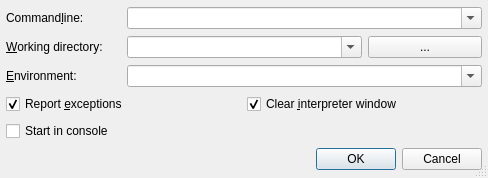
Above: Debugger/StartRunDialog.ui from testmana2/test before the change. Below: the same form after it.
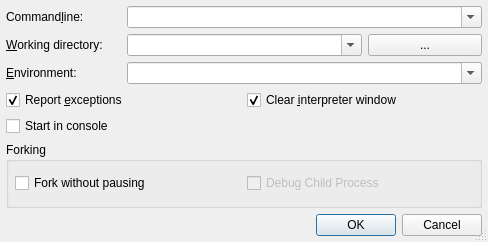
That is the form after the change.

Commit message: Added the auto fork options to the run dialog.

The edit to the form file:
```diff
--- a/Debugger/StartRunDialog.ui
+++ b/Debugger/StartRunDialog.ui
@@ -1,12 +1,12 @@
 <ui version="4.0" >
  <class>StartRunDialog</class>
- <widget class="QDialog" name="StartRunDialog" >
-  <property name="geometry" >
+ <widget class="QDialog" name="StartRunDialog">
+  <property name="geometry">
    <rect>
     <x>0</x>
     <y>0</y>
     <width>488</width>
-    <height>178</height>
+    <height>242</height>
    </rect>
   </property>
   <property name="windowTitle" >
@@ -184,9 +184,9 @@
      </property>
     </widget>
    </item>
-   <item row="4" column="0" colspan="2" >
-    <widget class="QCheckBox" name="consoleCheckBox" >
-     <property name="toolTip" >
+   <item row="4" column="0">
+    <widget class="QCheckBox" name="consoleCheckBox">
+     <property name="toolTip">
       <string>Select to start the debugger in a console window</string>
      </property>
      <property name="whatsThis" >
@@ -198,9 +198,49 @@
      </property>
     </widget>
    </item>
-   <item row="5" column="0" colspan="4" >
-    <widget class="QDialogButtonBox" name="buttonBox" >
-     <property name="orientation" >
+   <item row="5" column="0" colspan="4">
+    <widget class="QGroupBox" name="groupBox">
+     <property name="title">
+      <string>Forking</string>
+     </property>
+     <layout class="QHBoxLayout" name="horizontalLayout">
+      <item>
+       <widget class="QCheckBox" name="forkModeCheckBox">
+        <property name="toolTip">
+         <string>Select to go through the fork without asking</string>
+        </property>
+        <property name="whatsThis">
+         <string>&lt;b&gt;Fork without pausing&lt;/b&gt;
+&lt;p&gt;Select to go through the fork without asking making the forking decision based on the Parent/Child selection.&lt;/p&gt;</string>
+        </property>
+        <property name="text">
+         <string>Fork without pausing</string>
+        </property>
+       </widget>
+      </item>
+      <item>
+       <widget class="QCheckBox" name="forkChildCheckBox">
+        <property name="enabled">
+         <bool>false</bool>
+        </property>
+        <property name="toolTip">
+         <string>Select to debug the child process after forking</string>
+        </property>
+        <property name="whatsThis">
+         <string>&lt;b&gt;Debug Child Process&lt;/b&gt;
+&lt;p&gt;Select to debug the child process after forking. If it is not selected, the parent process will be debugged. This has no effect, if forking without pausing is not selected.&lt;/p&gt;</string>
+        </property>
+        <property name="text">
+         <string>Debug Child Process</string>
+        </property>
+       </widget>
+      </item>
+     </layout>
+    </widget>
+   </item>
+   <item row="6" column="0" colspan="4">
+    <widget class="QDialogButtonBox" name="buttonBox">
+     <property name="orientation">
       <enum>Qt::Horizontal</enum>
      </property>
      <property name="standardButtons" >
@@ -210,7 +250,7 @@
    </item>
   </layout>
  </widget>
- <layoutdefault spacing="6" margin="6" />
+ <layoutdefault spacing="6" margin="6"/>
  <pixmapfunction>qPixmapFromMimeSource</pixmapfunction>
  <tabstops>
   <tabstop>cmdlineCombo</tabstop>
```
Left out of the diff: 197 changed lines with no effect on the pictures. The commit also changes 17 other files.
